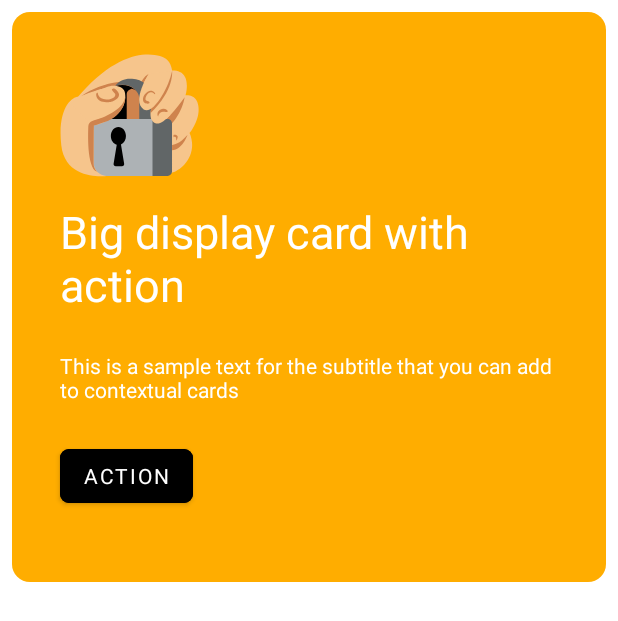
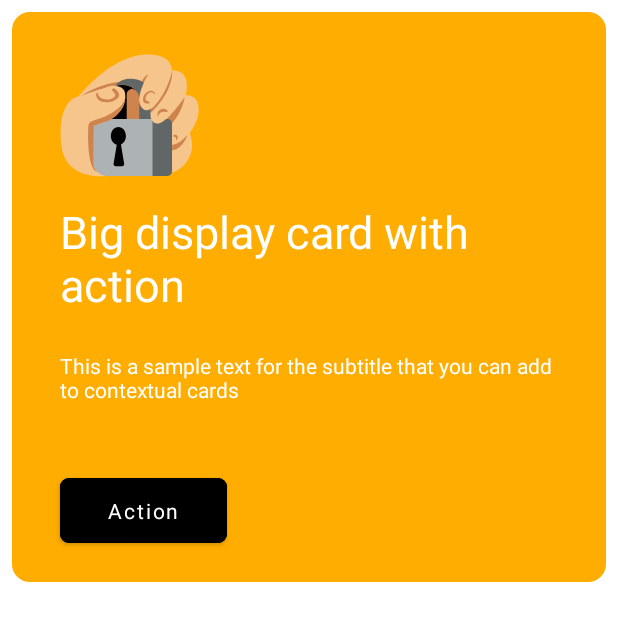
Before and after one commit to akri16/ContextualCards, an Android app: the layout card_hc3.xml on its own in the app's theme, with its tools: preview values and no code run, on a phone screen of 412 x 824 dp. Shown: the top 621 px of the screen. Run offline under Robolectric (Android 15) with nearby library versions, the phone set to English and light mode, and no system bars; Roboto replaces fonts that are not available here.

Commit message:
fix: Minor UI changes

```diff
--- a/app/src/main/java/com/akribase/contextualcards/ui/adapters/cardgroup/CardGroupAdapter.kt
+++ b/app/src/main/java/com/akribase/contextualcards/ui/adapters/cardgroup/CardGroupAdapter.kt
@@ -23,7 +23,7 @@ class CardGroupAdapter(
         init {
             if (designType == DesignType.HC5) {
                 binding.root.layoutParams = ViewGroup.LayoutParams(
-                    (getScreenWidth() - binding.root.context.dpToPx(30)).toInt(),
+                    (getScreenWidth() - binding.root.context.dpToPx(40)).toInt(),
                     ViewGroup.LayoutParams.MATCH_PARENT
                 )
             }
--- a/app/src/main/java/com/akribase/contextualcards/ui/adapters/contextualview/ListVH.kt
+++ b/app/src/main/java/com/akribase/contextualcards/ui/adapters/contextualview/ListVH.kt
@@ -2,11 +2,11 @@ package com.akribase.contextualcards.ui.adapters.contextualview
 
 import androidx.recyclerview.widget.LinearLayoutManager
 import androidx.recyclerview.widget.RecyclerView
+import com.akribase.contextualcards.R
 import com.akribase.contextualcards.models.data.DesignType
 import com.akribase.contextualcards.models.renderable.RenderableCardGroup
 import com.akribase.contextualcards.ui.adapters.SpacingItemDecoration
 import com.akribase.contextualcards.ui.adapters.cardgroup.CardGroupAdapter
-import com.akribase.contextualcards.utils.dpToPx
 
 class ListVH(private val rv: RecyclerView, designType: DesignType): VH(rv, designType) {
     init {
@@ -15,7 +15,7 @@ class ListVH(private val rv: RecyclerView, designType: DesignType): VH(rv, desig
             LinearLayoutManager.HORIZONTAL,
             false
         )
-        rv.addItemDecoration(SpacingItemDecoration(rv.context.dpToPx(15).toInt()))
+        rv.addItemDecoration(SpacingItemDecoration(rv.context.resources.getDimension(R.dimen.card_space).toInt()))
     }
 
     override fun bind(cardGroup: RenderableCardGroup) {
--- a/app/src/main/res/layout/card_group_linear.xml
+++ b/app/src/main/res/layout/card_group_linear.xml
@@ -3,6 +3,6 @@
     android:layout_width="match_parent"
     android:layout_height="wrap_content"
     android:orientation="horizontal"
-    android:paddingStart="15dp"
-    android:paddingEnd="15dp"
-    android:paddingTop="10dp"/>
+    android:paddingStart="@dimen/layout_padding"
+    android:paddingEnd="@dimen/layout_padding"
+    android:paddingTop="15dp"/>
--- a/app/src/main/res/layout/card_group_rv.xml
+++ b/app/src/main/res/layout/card_group_rv.xml
@@ -6,6 +6,6 @@
     app:layoutManager="androidx.recyclerview.widget.LinearLayoutManager"
     android:overScrollMode="never"
     android:clipToPadding="false"
-    android:paddingStart="15dp"
-    android:paddingEnd="15dp"
-    android:paddingTop="10dp"/>
+    android:paddingStart="@dimen/layout_padding"
+    android:paddingEnd="@dimen/layout_padding"
+    android:paddingTop="15dp"/>
--- a/app/src/main/res/layout/card_hc3.xml
+++ b/app/src/main/res/layout/card_hc3.xml
@@ -117,11 +117,13 @@
                 <TextView
                     android:id="@+id/textView2"
                     android:layout_width="0dp"
-                    android:layout_height="wrap_content"
+                    android:layout_height="0dp"
                     android:layout_marginTop="24dp"
                     android:layout_marginEnd="8dp"
+                    android:layout_marginBottom="8dp"
                     android:text="@{card.desp}"
                     android:textColor="@color/white"
+                    app:layout_constraintBottom_toTopOf="@+id/button"
                     app:layout_constraintEnd_toEndOf="@+id/textView"
                     app:layout_constraintStart_toStartOf="@+id/textView"
                     app:layout_constraintTop_toBottomOf="@+id/textView"
@@ -131,12 +133,16 @@
                     android:id="@+id/button"
                     android:layout_width="wrap_content"
                     android:layout_height="wrap_content"
-                    android:layout_marginTop="24dp"
                     android:backgroundTint="@color/black"
                     android:fontFamily="@font/roboto_medium"
+                    android:paddingLeft="32dp"
+                    android:paddingTop="12dp"
+                    android:paddingRight="32dp"
+                    android:paddingBottom="12dp"
+                    android:textAllCaps="false"
                     app:cornerRadius="6dp"
+                    app:layout_constraintBottom_toBottomOf="parent"
                     app:layout_constraintStart_toStartOf="@+id/textView2"
-                    app:layout_constraintTop_toBottomOf="@+id/textView2"
                     custom:cta="@{card.cta}"
                     tools:text="Action" />
 
--- a/app/src/main/res/layout/space_view.xml
+++ b/app/src/main/res/layout/space_view.xml
@@ -2,7 +2,7 @@
 <Space
     xmlns:app="http://schemas.android.com/apk/res-auto"
     xmlns:android="http://schemas.android.com/apk/res/android"
-    android:layout_width="12dp"
+    android:layout_width="@dimen/card_space"
     android:layout_height="match_parent"
     app:layout_constraintEnd_toEndOf="parent"
     app:layout_constraintStart_toStartOf="parent"
```
Also changed, not shown: app/src/main/res/values/dimens.xml (added, +7 -0 lines).
